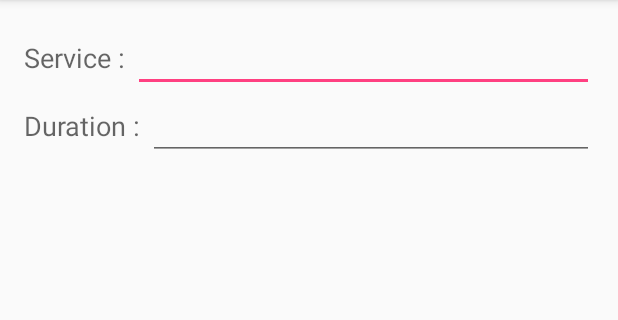
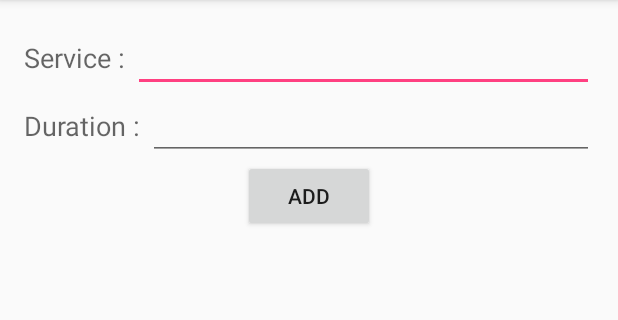
Before and after one commit to kaizer03/ParlorBeacon-Shop, an Android app: the AddServices screen opened directly, with no data from a screen before it, on a phone screen of 412 x 824 dp, the part 84-404 px from its top. Run offline under Robolectric (Android 15) with nearby library versions, the phone set to English and light mode, and no system bars; our stand-ins replace ButterKnife, Volley.

Commit message:
Initial Commit

```diff
--- a/app/src/main/res/layout/activity_add_services.xml
+++ b/app/src/main/res/layout/activity_add_services.xml
@@ -19,12 +19,10 @@
             android:textAppearance="@style/Base.TextAppearance.AppCompat.Medium"
             android:text="Service : "
             android:layout_width="wrap_content"
-            android:layout_height="wrap_content"
-            android:layout_alignParentTop="true"
-            android:layout_alignParentLeft="true"
-            android:layout_alignParentStart="true" />
+            android:layout_height="wrap_content" />
 
         <EditText
+            android:inputType="textAutoCorrect"
             android:id="@+id/ServiceNameAdd"
             android:layout_width="0dp"
             android:layout_height="wrap_content"
@@ -43,10 +41,7 @@
             android:text="Duration : "
             android:layout_width="wrap_content"
             android:layout_height="wrap_content"
-            android:id="@+id/textView4"
-            android:layout_alignParentTop="true"
-            android:layout_alignParentLeft="true"
-            android:layout_alignParentStart="true" />
+            android:id="@+id/textView4" />
 
         <EditText
             android:id="@+id/ServiceDurAdd"
@@ -56,4 +51,13 @@
 
     </LinearLayout>
 
+    <Button
+        android:id="@+id/ServiceAddButton"
+        android:text="ADD"
+        android:layout_below="@id/LL2"
+        android:layout_centerHorizontal="true"
+        android:layout_width="wrap_content"
+        android:layout_height="wrap_content"
+        android:onClick="AddServiceOnClick"/>
+
 </RelativeLayout>
```
